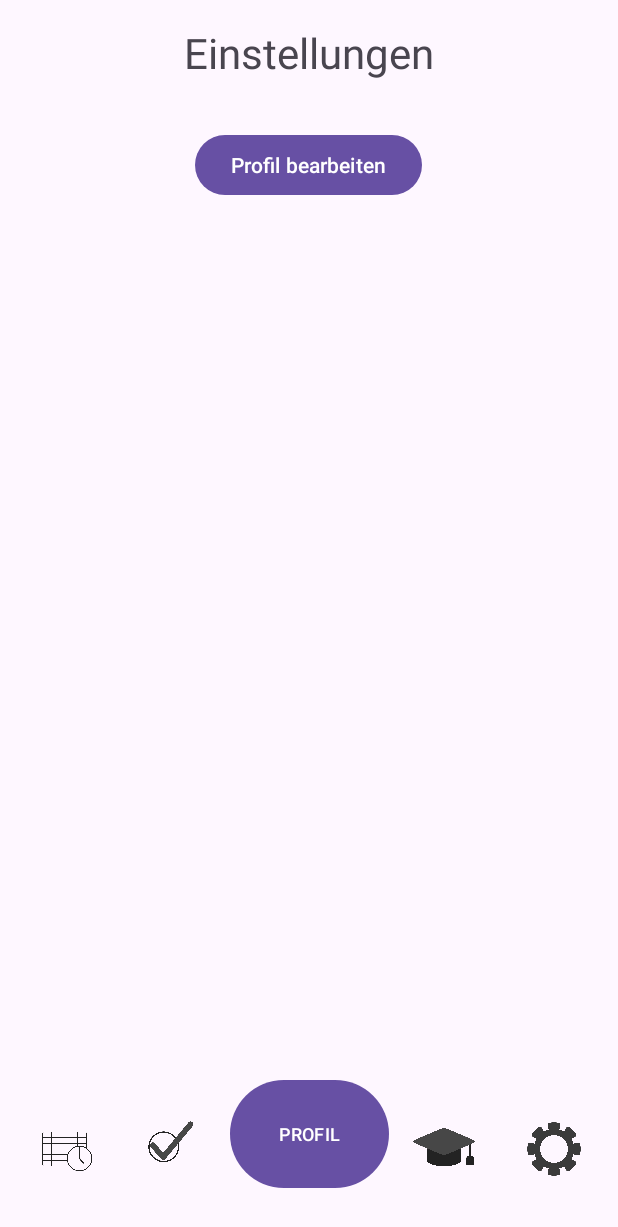
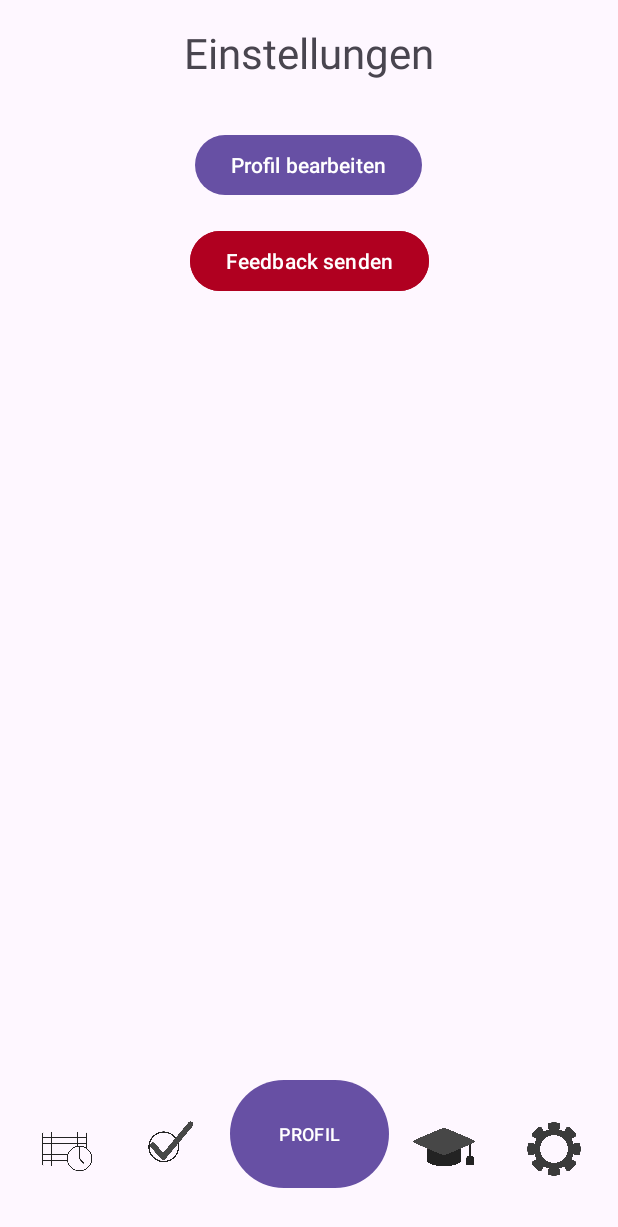
Before and after one commit to KevinGebert07/Schulplaner-Android-App, an Android app: the SettingsActivity screen opened directly, with no data from a screen before it, on a phone screen of 412 x 824 dp. Shown: the top 1227 px of the screen. Run offline under Robolectric (Android 15) with nearby library versions, the phone set to English and light mode, and no system bars.

Commit message:
Hinzufügen eines Feedback Buttons, der direkt in das Email Programm weiterleitet

```diff
--- a/app/src/main/res/layout/activity_settings.xml
+++ b/app/src/main/res/layout/activity_settings.xml
@@ -39,4 +39,15 @@
         app:layout_constraintBottom_toBottomOf="parent"
         app:layout_constraintEnd_toEndOf="parent"
         app:layout_constraintStart_toStartOf="parent" />
+
+    <Button
+        android:id="@+id/emailButton"
+        android:layout_width="wrap_content"
+        android:layout_height="wrap_content"
+        android:layout_marginTop="16dp"
+        android:backgroundTint="@color/design_default_color_error"
+        android:text="Feedback senden"
+        app:layout_constraintEnd_toEndOf="parent"
+        app:layout_constraintStart_toStartOf="parent"
+        app:layout_constraintTop_toBottomOf="@+id/bearbeitenButton" />
 </androidx.constraintlayout.widget.ConstraintLayout>
```
Also changed, not shown: app/src/main/java/de/StundenplanHelden/schulplaner_android_app/SettingsActivity.java (+15 -0 lines).
